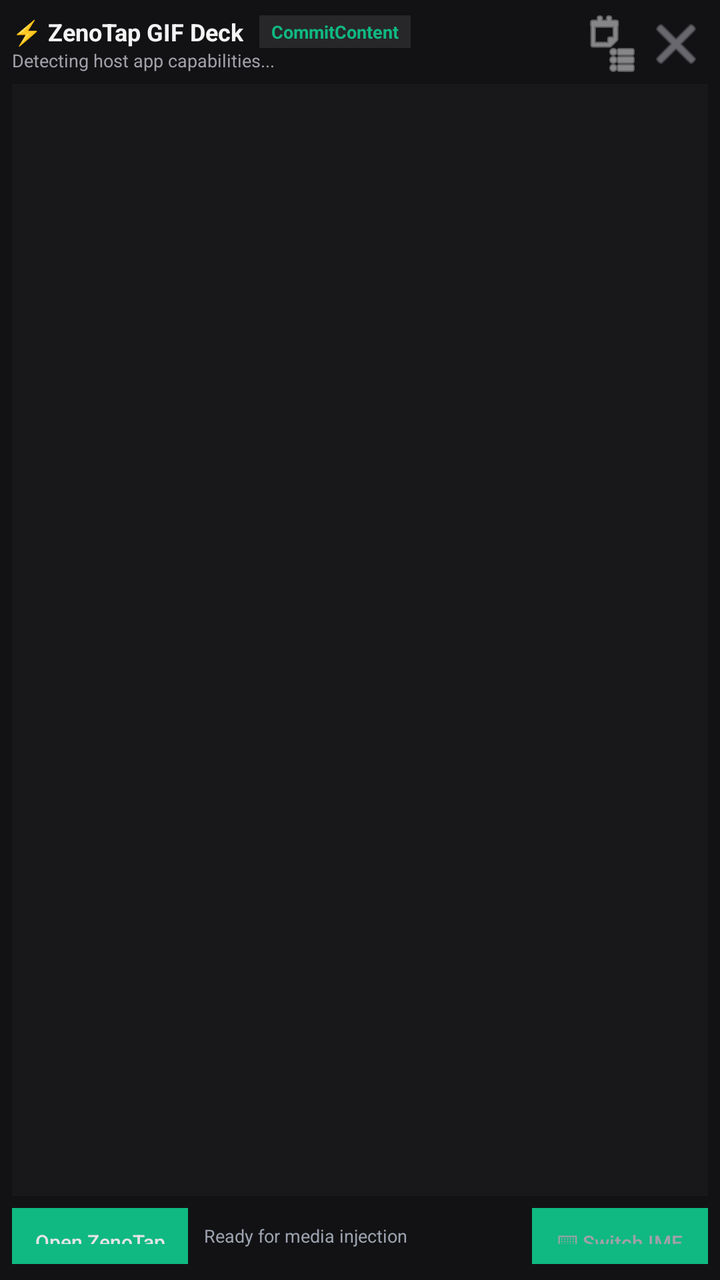
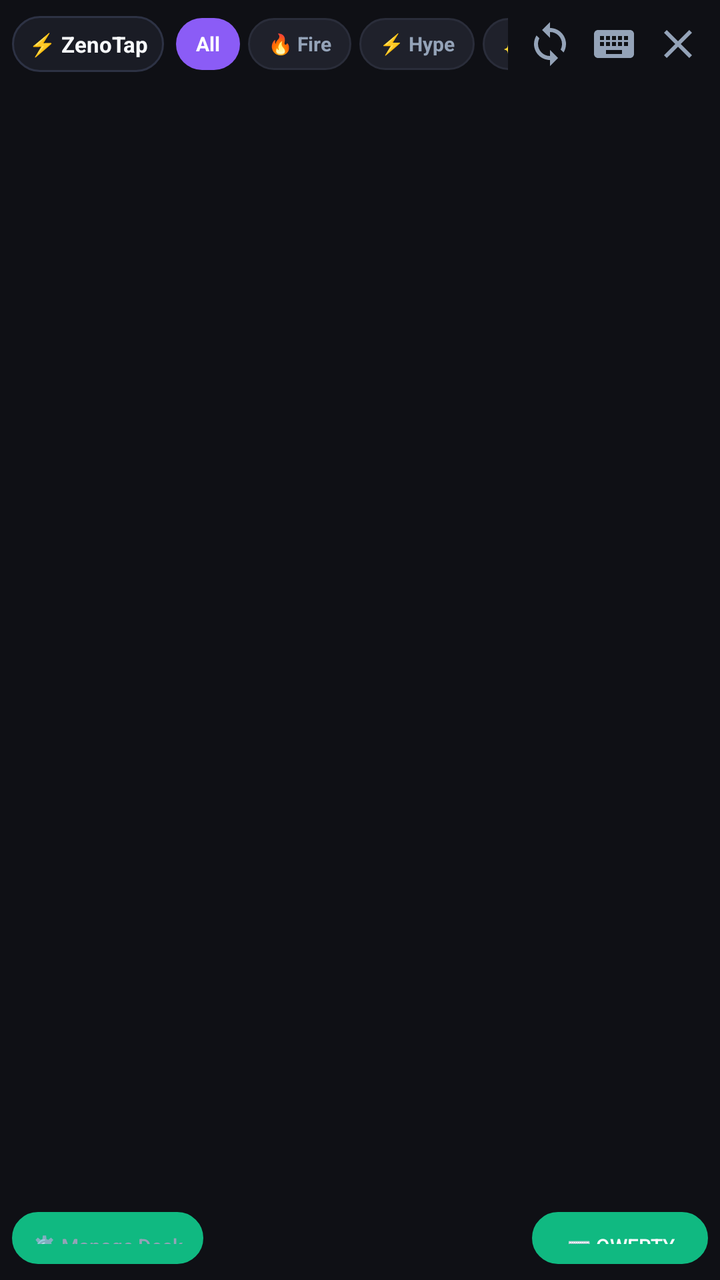

An Android layout rendered at two revisions. The XML below is the earlier revision; the diff shows what the commit changed to produce the second picture.
<!-- AndroidManifest.xml: application theme Theme.ZenoTap -->
<!-- res/layout/keyboard_view.xml -->
<?xml version="1.0" encoding="utf-8"?>
<LinearLayout xmlns:android="http://schemas.android.com/apk/res/android"
    android:id="@+id/keyboard_root"
    android:layout_width="match_parent"
    android:layout_height="270dp"
    android:minHeight="260dp"
    android:orientation="vertical"
    android:background="#121214"
    android:padding="6dp">

    
    <LinearLayout
        android:layout_width="match_parent"
        android:layout_height="wrap_content"
        android:orientation="horizontal"
        android:gravity="center_vertical"
        android:paddingBottom="4dp">

        <LinearLayout
            android:layout_width="0dp"
            android:layout_height="wrap_content"
            android:layout_weight="1"
            android:orientation="vertical">

            <LinearLayout
                android:layout_width="wrap_content"
                android:layout_height="wrap_content"
                android:orientation="horizontal"
                android:gravity="center_vertical">

                <TextView
                    android:id="@+id/tv_deck_title"
                    android:layout_width="wrap_content"
                    android:layout_height="wrap_content"
                    android:text="⚡ ZenoTap GIF Deck"
                    android:textColor="#F4F4F5"
                    android:textSize="12sp"
                    android:textStyle="bold" />

                <TextView
                    android:id="@+id/tv_rich_content_badge"
                    android:layout_width="wrap_content"
                    android:layout_height="wrap_content"
                    android:layout_marginStart="8dp"
                    android:background="#27272A"
                    android:paddingHorizontal="6dp"
                    android:paddingVertical="2dp"
                    android:text="CommitContent"
                    android:textColor="#10B981"
                    android:textSize="9sp"
                    android:textStyle="bold" />
            </LinearLayout>

            <TextView
                android:id="@+id/tv_keyboard_status"
                android:layout_width="wrap_content"
                android:layout_height="wrap_content"
                android:text="Detecting host app capabilities..."
                android:textColor="#A1A1AA"
                android:textSize="9sp"
                android:ellipsize="end"
                android:maxLines="1" />
        </LinearLayout>

        
        <ImageButton
            android:id="@+id/btn_switch_ime"
            android:layout_width="32dp"
            android:layout_height="32dp"
            android:background="?android:attr/selectableItemBackgroundBorderless"
            android:contentDescription="Switch Keyboard"
            android:src="@android:drawable/ic_menu_agenda"
            android:tint="#D4D4D8" />

        
        <ImageButton
            android:id="@+id/btn_close_keyboard"
            android:layout_width="32dp"
            android:layout_height="32dp"
            android:background="?android:attr/selectableItemBackgroundBorderless"
            android:contentDescription="Close Keyboard"
            android:src="@android:drawable/ic_menu_close_clear_cancel"
            android:tint="#A1A1AA" />
    </LinearLayout>

    
    <FrameLayout
        android:id="@+id/media_container"
        android:layout_width="match_parent"
        android:layout_height="0dp"
        android:minHeight="170dp"
        android:layout_weight="1"
        android:background="#18181B">

        
        <androidx.recyclerview.widget.RecyclerView
            android:id="@+id/rv_gif_deck"
            android:layout_width="match_parent"
            android:layout_height="match_parent"
            android:scrollbars="vertical"
            android:visibility="visible" />

        
        <LinearLayout
            android:id="@+id/layout_empty_deck"
            android:layout_width="match_parent"
            android:layout_height="match_parent"
            android:orientation="vertical"
            android:gravity="center"
            android:padding="16dp"
            android:visibility="gone">

            <TextView
                android:layout_width="wrap_content"
                android:layout_height="wrap_content"
                android:text="🎨 No GIFs in Deck"
                android:textColor="#F4F4F5"
                android:textSize="14sp"
                android:textStyle="bold" />

            <TextView
                android:id="@+id/tv_deck_subtitle"
                android:layout_width="wrap_content"
                android:layout_height="wrap_content"
                android:layout_marginTop="4dp"
                android:gravity="center"
                android:text="Add GIF animations to your ZenoTap deck to inject with 1-tap."
                android:textColor="#71717A"
                android:textSize="11sp" />

            <Button
                android:id="@+id/btn_create_sample"
                style="?android:attr/borderlessButtonStyle"
                android:layout_width="wrap_content"
                android:layout_height="32dp"
                android:layout_marginTop="10dp"
                android:background="#059669"
                android:text="🚀 Add Sample Reaction"
                android:textAllCaps="false"
                android:textColor="#FFFFFF"
                android:textSize="11sp"
                android:paddingHorizontal="12dp" />
        </LinearLayout>
    </FrameLayout>

    
    <LinearLayout
        android:layout_width="match_parent"
        android:layout_height="32dp"
        android:layout_marginTop="4dp"
        android:orientation="horizontal"
        android:gravity="center_vertical">

        <Button
            android:id="@+id/btn_open_app"
            style="?android:attr/borderlessButtonStyle"
            android:layout_width="wrap_content"
            android:layout_height="28dp"
            android:background="#27272A"
            android:text="Open ZenoTap"
            android:textAllCaps="false"
            android:textColor="#E4E4E7"
            android:textSize="10sp"
            android:paddingHorizontal="10dp" />

        <TextView
            android:id="@+id/tv_commit_result"
            android:layout_width="0dp"
            android:layout_height="wrap_content"
            android:layout_weight="1"
            android:layout_marginStart="8dp"
            android:text="Ready for media injection"
            android:textColor="#9CA3AF"
            android:textSize="9sp"
            android:singleLine="true"
            android:ellipsize="end" />

        <Button
            android:id="@+id/btn_switch_input"
            style="?android:attr/borderlessButtonStyle"
            android:layout_width="wrap_content"
            android:layout_height="28dp"
            android:background="#27272A"
            android:text="⌨ Switch IME"
            android:textAllCaps="false"
            android:textColor="#A1A1AA"
            android:textSize="10sp"
            android:paddingHorizontal="10dp" />
    </LinearLayout>

</LinearLayout>
<!-- resources referenced by this layout -->
<resources>
  <style name="Theme.ZenoTap" parent="Theme.MaterialComponents.DayNight.NoActionBar">
          <item name="colorPrimary">@color/accent_emerald</item>
          <item name="android:statusBarColor">@color/bg_dark</item>
          <item name="android:windowBackground">@color/bg_dark</item>
      </style>
  <color name="accent_emerald">#10B981</color>
  <color name="bg_dark">#121214</color>
</resources>

<!-- the commit's change to res/layout/keyboard_view.xml (unified diff, before → after) -->
@@ -2,85 +2,169 @@
 <LinearLayout xmlns:android="http://schemas.android.com/apk/res/android"
     android:id="@+id/keyboard_root"
     android:layout_width="match_parent"
-    android:layout_height="270dp"
-    android:minHeight="260dp"
+    android:layout_height="275dp"
+    android:minHeight="265dp"
     android:orientation="vertical"
-    android:background="#121214"
+    android:background="@color/bg_obsidian"
     android:padding="6dp">
 
     
     <LinearLayout
         android:layout_width="match_parent"
-        android:layout_height="wrap_content"
+        android:layout_height="36dp"
         android:orientation="horizontal"
         android:gravity="center_vertical"
         android:paddingBottom="4dp">
 
-        <LinearLayout
+        
+        <TextView
+            android:id="@+id/tv_brand_logo"
+            android:layout_width="wrap_content"
+            android:layout_height="28dp"
+            android:background="@drawable/bg_action_pill"
+            android:gravity="center"
+            android:paddingHorizontal="8dp"
+            android:text="⚡ ZenoTap"
+            android:textColor="@color/text_primary"
+            android:textSize="11sp"
+            android:textStyle="bold" />
+
+        
+        <HorizontalScrollView
             android:layout_width="0dp"
-            android:layout_height="wrap_content"
+            android:layout_height="32dp"
             android:layout_weight="1"
-            android:orientation="vertical">
+            android:layout_marginHorizontal="6dp"
+            android:scrollbars="none">
 
             <LinearLayout
-                android:layout_width="wrap_content"
-                android:layout_height="wrap_content"
+                android:id="@+id/layout_filter_chips"
+                android:layout_width="wrap_content"
+                android:layout_height="match_parent"
                 android:orientation="horizontal"
                 android:gravity="center_vertical">
 
                 <TextView
-                    android:id="@+id/tv_deck_title"
-                    android:layout_width="wrap_content"
-                    android:layout_height="wrap_content"
-                    android:text="⚡ ZenoTap GIF Deck"
-                    android:textColor="#F4F4F5"
-                    android:textSize="12sp"
-                    android:textStyle="bold" />
-
-                <TextView
-                    android:id="@+id/tv_rich_content_badge"
-                    android:layout_width="wrap_content"
-                    android:layout_height="wrap_content"
-                    android:layout_marginStart="8dp"
-                    android:background="#27272A"
-                    android:paddingHorizontal="6dp"
-                    android:paddingVertical="2dp"
-                    android:text="CommitContent"
-                    android:textColor="#10B981"
-                    android:textSize="9sp"
-                    android:textStyle="bold" />
+                    android:id="@+id/chip_all"
+                    android:layout_width="wrap_content"
+                    android:layout_height="26dp"
+                    android:background="@drawable/bg_chip_active"
+                    android:gravity="center"
+                    android:paddingHorizontal="10dp"
+                    android:text="All"
+                    android:textColor="@color/pill_active_text"
+                    android:textSize="10sp"
+                    android:textStyle="bold"
+                    android:clickable="true"
+                    android:focusable="true" />
+
+                <TextView
+                    android:id="@+id/chip_fire"
+                    android:layout_width="wrap_content"
+                    android:layout_height="26dp"
+                    android:layout_marginStart="4dp"
+                    android:background="@drawable/bg_chip_inactive"
+                    android:gravity="center"
+                    android:paddingHorizontal="10dp"
+                    android:text="🔥 Fire"
+                    android:textColor="@color/pill_inactive_text"
+                    android:textSize="10sp"
+                    android:textStyle="bold"
+                    android:clickable="true"
+                    android:focusable="true" />
+
+                <TextView
+                    android:id="@+id/chip_hype"
+                    android:layout_width="wrap_content"
+                    android:layout_height="26dp"
+                    android:layout_marginStart="4dp"
+                    android:background="@drawable/bg_chip_inactive"
+                    android:gravity="center"
+                    android:paddingHorizontal="10dp"
+                    android:text="⚡ Hype"
+                    android:textColor="@color/pill_inactive_text"
+                    android:textSize="10sp"
+                    android:textStyle="bold"
+                    android:clickable="true"
+                    android:focusable="true" />
+
+                <TextView
+                    android:id="@+id/chip_vibe"
+                    android:layout_width="wrap_content"
+                    android:layout_height="26dp"
+                    android:layout_marginStart="4dp"
+                    android:background="@drawable/bg_chip_inactive"
+                    android:gravity="center"
+                    android:paddingHorizontal="10dp"
+                    android:text="✨ Vibe"
+                    android:textColor="@color/pill_inactive_text"
+                    android:textSize="10sp"
+                    android:textStyle="bold"
+                    android:clickable="true"
+                    android:focusable="true" />
+
+                <TextView
+                    android:id="@+id/chip_lol"
+                    android:layout_width="wrap_content"
+                    android:layout_height="26dp"
+                    android:layout_marginStart="4dp"
+                    android:background="@drawable/bg_chip_inactive"
+                    android:gravity="center"
+                    android:paddingHorizontal="10dp"
+                    android:text="😂 LOL"
+                    android:textColor="@color/pill_inactive_text"
+                    android:textSize="10sp"
+                    android:textStyle="bold"
+                    android:clickable="true"
+                    android:focusable="true" />
+
+                <TextView
+                    android:id="@+id/chip_love"
+                    android:layout_width="wrap_content"
+                    android:layout_height="26dp"
+                    android:layout_marginStart="4dp"
+                    android:background="@drawable/bg_chip_inactive"
+                    android:gravity="center"
+                    android:paddingHorizontal="10dp"
+                    android:text="❤️ Love"
+                    android:textColor="@color/pill_inactive_text"
+                    android:textSize="10sp"
+                    android:textStyle="bold"
+                    android:clickable="true"
+                    android:focusable="true" />
+
             </LinearLayout>
-
-            <TextView
-                android:id="@+id/tv_keyboard_status"
-                android:layout_width="wrap_content"
-                android:layout_height="wrap_content"
-                android:text="Detecting host app capabilities..."
-                android:textColor="#A1A1AA"
-                android:textSize="9sp"
-                android:ellipsize="end"
-                android:maxLines="1" />
-        </LinearLayout>
+        </HorizontalScrollView>
+
+        
+        <ImageButton
+            android:id="@+id/btn_sync_deck"
+            android:layout_width="30dp"
+            android:layout_height="30dp"
+            android:background="?android:attr/selectableItemBackgroundBorderless"
+            android:contentDescription="Sync Deck"
+            android:src="@drawable/ic_sync_deck" />
 
         
         <ImageButton
             android:id="@+id/btn_switch_ime"
-            android:layout_width="32dp"
-            android:layout_height="32dp"
+            android:layout_width="30dp"
+            android:layout_height="30dp"
+            android:layout_marginStart="2dp"
             android:background="?android:attr/selectableItemBackgroundBorderless"
             android:contentDescription="Switch Keyboard"
-            android:src="@android:drawable/ic_menu_agenda"
-            android:tint="#D4D4D8" />
+            android:src="@drawable/ic_keyboard_switch" />
 
         
         <ImageButton
             android:id="@+id/btn_close_keyboard"
-            android:layout_width="32dp"
-            android:layout_height="32dp"
+            android:layout_width="30dp"
+            android:layout_height="30dp"
+            android:layout_marginStart="2dp"
             android:background="?android:attr/selectableItemBackgroundBorderless"
             android:contentDescription="Close Keyboard"
-            android:src="@android:drawable/ic_menu_close_clear_cancel"
-            android:tint="#A1A1AA" />
+            android:src="@drawable/ic_close_keyboard" />
+
     </LinearLayout>
 
     
@@ -90,7 +174,7 @@
         android:layout_height="0dp"
         android:minHeight="170dp"
         android:layout_weight="1"
-        android:background="#18181B">
+        android:background="@color/bg_obsidian">
 
         
         <androidx.recyclerview.widget.RecyclerView
@@ -98,6 +182,8 @@
             android:layout_width="match_parent"
             android:layout_height="match_parent"
             android:scrollbars="vertical"
+            android:clipToPadding="false"
+            android:paddingBottom="2dp"
             android:visibility="visible" />
 
         
@@ -113,79 +199,90 @@
             <TextView
                 android:layout_width="wrap_content"
                 android:layout_height="wrap_content"
-                android:text="🎨 No GIFs in Deck"
-                android:textColor="#F4F4F5"
-                android:textSize="14sp"
-                android:textStyle="bold" />
+                android:text="✨"
+                android:textSize="28sp" />
 
             <TextView
-                android:id="@+id/tv_deck_subtitle"
                 android:layout_width="wrap_content"
                 android:layout_height="wrap_content"
                 android:layout_marginTop="4dp"
-                android:gravity="center"
-                android:text="Add GIF animations to your ZenoTap deck to inject with 1-tap."
-                android:textColor="#71717A"
-                android:textSize="11sp" />
+                android:text="No Reactions in Category"
+                android:textColor="@color/text_primary"
+                android:textSize="13sp"
+                android:textStyle="bold" />
 
             <Button
                 android:id="@+id/btn_create_sample"
                 style="?android:attr/borderlessButtonStyle"
                 android:layout_width="wrap_content"
-                android:layout_height="32dp"
+                android:layout_height="30dp"
                 android:layout_marginTop="10dp"
-                android:background="#059669"
-                android:text="🚀 Add Sample Reaction"
+                android:background="@drawable/bg_chip_active"
+                android:text="✨ Reset Starter Reactions"
                 android:textAllCaps="false"
                 android:textColor="#FFFFFF"
-                android:textSize="11sp"
-                android:paddingHorizontal="12dp" />
+                android:textSize="10sp"
+                android:paddingHorizontal="14dp" />
         </LinearLayout>
+
+        
+        <TextView
+            android:id="@+id/tv_feedback_toast"
+            android:layout_width="wrap_content"
+            android:layout_height="wrap_content"
+            android:layout_gravity="bottom|center_horizontal"
+            android:layout_marginBottom="8dp"
+            android:background="@drawable/bg_feedback_toast"
+            android:paddingHorizontal="16dp"
+            android:paddingVertical="7dp"
+            android:text="✓ Sent to chat! 🚀"
+            android:textColor="@color/accent_emerald"
+            android:textSize="11sp"
+            android:textStyle="bold"
+            android:elevation="6dp"
+            android:visibility="gone" />
+
     </FrameLayout>
 
     
     <LinearLayout
         android:layout_width="match_parent"
-        android:layout_height="32dp"
-        android:layout_marginTop="4dp"
+        android:layout_height="30dp"
+        android:layout_marginTop="3dp"
         android:orientation="horizontal"
         android:gravity="center_vertical">
 
+        
         <Button
-            android:id="@+id/btn_open_app"
+            android:id="@+id/btn_manage_deck"
             style="?android:attr/borderlessButtonStyle"
             android:layout_width="wrap_content"
-            android:layout_height="28dp"
-            android:background="#27272A"
-            android:text="Open ZenoTap"
+            android:layout_height="26dp"
+            android:background="@drawable/bg_action_pill"
+            android:text="⚙️ Manage Deck"
             android:textAllCaps="false"
-            android:textColor="#E4E4E7"
+            android:textColor="@color/text_muted"
             android:textSize="10sp"
             android:paddingHorizontal="10dp" />
 
-        <TextView
-            android:id="@+id/tv_commit_result"
+        <View
             android:layout_width="0dp"
-            android:layout_height="wrap_content"
-            android:layout_weight="1"
-            android:layout_marginStart="8dp"
-            android:text="Ready for media injection"
-            android:textColor="#9CA3AF"
-            android:textSize="9sp"
-            android:singleLine="true"
-            android:ellipsize="end" />
-
+            android:layout_height="1dp"
+            android:layout_weight="1" />
+
+        
         <Button
             android:id="@+id/btn_switch_input"
             style="?android:attr/borderlessButtonStyle"
             android:layout_width="wrap_content"
-            android:layout_height="28dp"
-            android:background="#27272A"
-            android:text="⌨ Switch IME"
+            android:layout_height="26dp"
+            android:background="@drawable/bg_action_pill"
+            android:text="⌨️ QWERTY"
             android:textAllCaps="false"
-            android:textColor="#A1A1AA"
+            android:textColor="@color/text_primary"
             android:textSize="10sp"
-            android:paddingHorizontal="10dp" />
+            android:paddingHorizontal="12dp" />
+
     </LinearLayout>
 
 </LinearLayout>
<!-- resource entries referenced after the edit -->
@@ -5,7 +5,76 @@
           <item name="android:statusBarColor">@color/bg_dark</item>
           <item name="android:windowBackground">@color/bg_dark</item>
       </style>
+  <color name="pill_active_bg">#8B5CF6</color>
+  <color name="pill_inactive_bg">#1F212B</color>
+  <color name="card_stroke">#2A2D3A</color>
   <color name="accent_emerald">#10B981</color>
-  <color name="bg_dark">#121214</color>
+  <color name="bg_obsidian">#0F1015</color>
+  <color name="pill_active_text">#FFFFFF</color>
+  <color name="pill_inactive_text">#94A3B8</color>
+  <color name="text_muted">#94A3B8</color>
+  <color name="text_primary">#F8FAFC</color>
+  <!-- drawable bg_action_pill (drawable) -->
+  <?xml version="1.0" encoding="utf-8"?>
+  <shape xmlns:android="http://schemas.android.com/apk/res/android"
+      android:shape="rectangle">
+      <corners android:radius="14dp" />
+      <solid android:color="#1A1C25" />
+      <stroke android:width="1dp" android:color="#2D3244" />
+  </shape>
+  <!-- drawable bg_chip_active (drawable) -->
+  <?xml version="1.0" encoding="utf-8"?>
+  <shape xmlns:android="http://schemas.android.com/apk/res/android"
+      android:shape="rectangle">
+      <corners android:radius="14dp" />
+      <solid android:color="@color/pill_active_bg" />
+  </shape>
+  <!-- drawable bg_chip_inactive (drawable) -->
+  <?xml version="1.0" encoding="utf-8"?>
+  <shape xmlns:android="http://schemas.android.com/apk/res/android"
+      android:shape="rectangle">
+      <corners android:radius="14dp" />
+      <solid android:color="@color/pill_inactive_bg" />
+      <stroke android:width="1dp" android:color="@color/card_stroke" />
+  </shape>
+  <!-- drawable bg_feedback_toast (drawable) -->
+  <?xml version="1.0" encoding="utf-8"?>
+  <shape xmlns:android="http://schemas.android.com/apk/res/android"
+      android:shape="rectangle">
+      <corners android:radius="16dp" />
+      <solid android:color="#F21E212E" />
+      <stroke android:width="1dp" android:color="#10B981" />
+  </shape>
+  <!-- drawable ic_close_keyboard (drawable) -->
+  <vector xmlns:android="http://schemas.android.com/apk/res/android"
+      android:width="24dp"
+      android:height="24dp"
+      android:viewportWidth="24"
+      android:viewportHeight="24">
+      <path
+          android:fillColor="#94A3B8"
+          android:pathData="M19,6.41L17.59,5 12,10.59 6.41,5 5,6.41 10.59,12 5,17.59 6.41,19 12,13.41 17.59,19 19,17.59 13.41,12z"/>
+  </vector>
+  <!-- drawable ic_keyboard_switch (drawable) -->
+  <vector xmlns:android="http://schemas.android.com/apk/res/android"
+      android:width="24dp"
+      android:height="24dp"
+      android:viewportWidth="24"
+      android:viewportHeight="24">
+      <path
+          android:fillColor="#94A3B8"
+          android:pathData="M20,5H4C2.9,5 2.01,5.9 2.01,7L2,17c0,1.1 0.9,2 2,2h16c1.1,0 2,-0.9 2,-2V7c0,-1.1 -0.9,-2 -2,-2zm-9,3h2v2h-2V8zm0,3h2v2h-2v-2zM8,8h2v2H8V8zm0,3h2v2H8v-2zm-1,2H5v-2h2v2zm0,-3H5V8h2v2zm9,7H8v-2h8v2zm0,-4h-2v-2h2v2zm0,-3h-2V8h2v2zm3,3h-2v-2h2v2zm0,-3h-2V8h2v2z"/>
+  </vector>
+  <!-- drawable ic_sync_deck (drawable) -->
+  <vector xmlns:android="http://schemas.android.com/apk/res/android"
+      android:width="24dp"
+      android:height="24dp"
+      android:viewportWidth="24"
+      android:viewportHeight="24">
+      <path
+          android:fillColor="#94A3B8"
+          android:pathData="M12,4V1L8,5l4,4V6c3.31,0 6,2.69 6,6 0,1.01,-0.25,1.97,-0.7,2.8l1.46,1.46C19.54,15.03 20,13.57 20,12c0,-4.42,-3.58,-8,-8,-8zm0,14c-3.31,0,-6,-2.69,-6,-6 0,-1.01 0.25,-1.97 0.7,-2.8L5.24,7.74C4.46,8.97 4,10.43 4,12c0,4.42 3.58,8 8,8v3l4,-4l-4,-4v3z"/>
+  </vector>
+  <color name="bg_dark">#0F1015</color>
 </resources>
 
